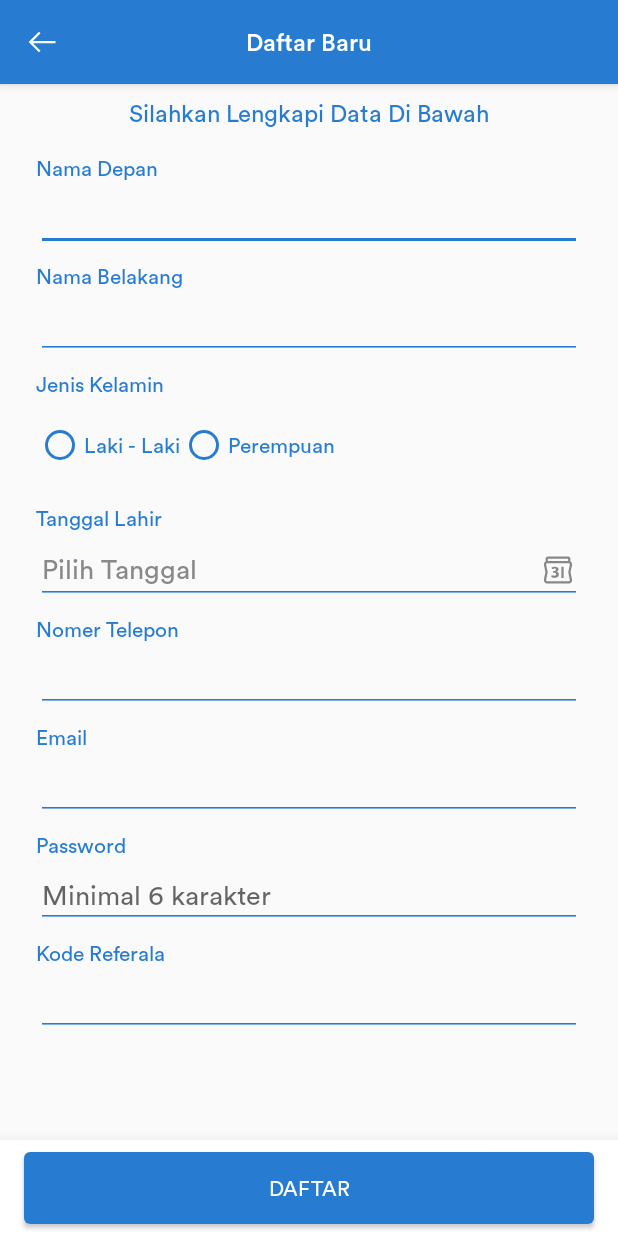
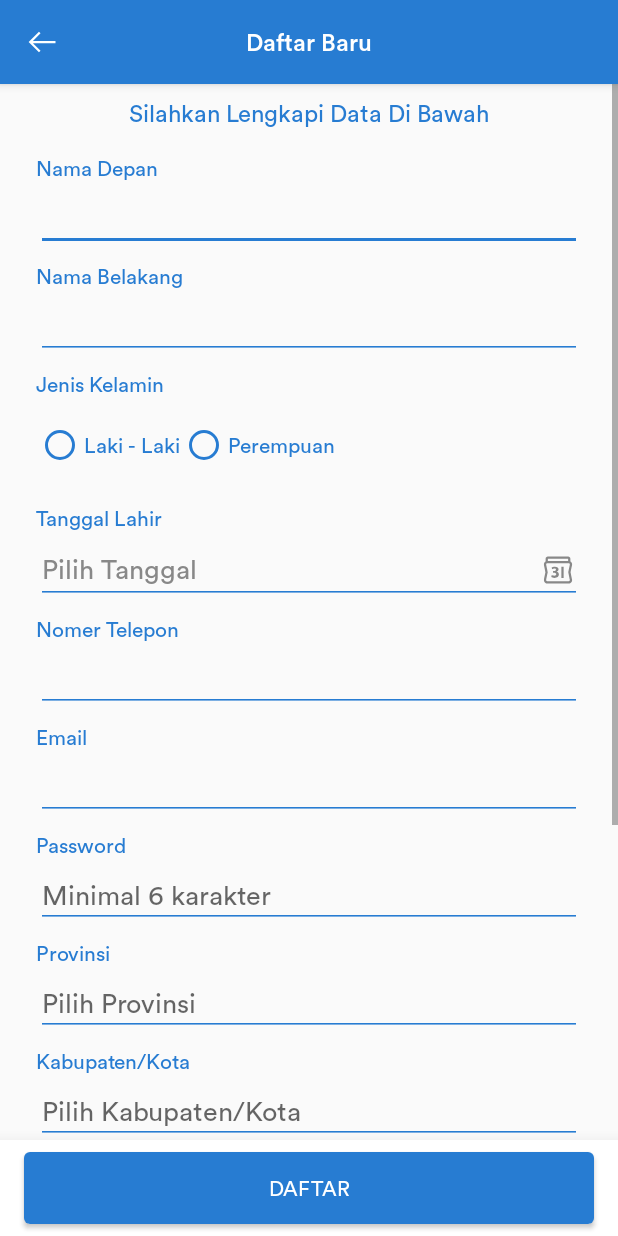
Before and after one commit to AdikNKL17/EDCGold, an Android app: the RegisterActivity screen opened directly, with no data from a screen before it, on a phone screen of 412 x 824 dp. Run offline under Robolectric (Android 15) with nearby library versions, the phone set to English and light mode, and no system bars; 1 statement that could not run was skipped.

Commit message:
add register

```diff
--- a/app/src/main/res/layout/activity_register.xml
+++ b/app/src/main/res/layout/activity_register.xml
@@ -237,12 +237,98 @@
                     android:orientation="vertical"
                     android:layout_marginTop="8dp"
                     android:layout_marginLeft="24dp"
+                    android:layout_marginRight="24dp">
+                    <TextView
+                        android:layout_width="match_parent"
+                        android:layout_height="wrap_content"
+                        android:text="Provinsi"
+                        android:textColor="@color/colorPrimary"/>
+
+                    <com.google.android.material.textfield.TextInputEditText
+                        android:layout_width="match_parent"
+                        android:layout_height="match_parent"
+                        android:layout_marginTop="4dp"
+                        android:backgroundTint="@color/colorPrimary"
+                        android:hint="Pilih Provinsi"/>
+                </LinearLayout>
+
+                <LinearLayout
+                    android:layout_width="match_parent"
+                    android:layout_height="wrap_content"
+                    android:orientation="vertical"
+                    android:layout_marginTop="8dp"
+                    android:layout_marginLeft="24dp"
+                    android:layout_marginRight="24dp">
+                    <TextView
+                        android:layout_width="match_parent"
+                        android:layout_height="wrap_content"
+                        android:text="Kabupaten/Kota"
+                        android:textColor="@color/colorPrimary"/>
+
+                    <com.google.android.material.textfield.TextInputEditText
+                        android:layout_width="match_parent"
+                        android:layout_height="match_parent"
+                        android:layout_marginTop="4dp"
+                        android:backgroundTint="@color/colorPrimary"
+                        android:hint="Pilih Kabupaten/Kota"/>
+                </LinearLayout>
+
+                <LinearLayout
+                    android:layout_width="match_parent"
+                    android:layout_height="wrap_content"
+                    android:orientation="vertical"
+                    android:layout_marginTop="8dp"
+                    android:layout_marginLeft="24dp"
+                    android:layout_marginRight="24dp">
+                    <TextView
+                        android:layout_width="match_parent"
+                        android:layout_height="wrap_content"
+                        android:text="Kode Pos"
+                        android:textColor="@color/colorPrimary"/>
+
+                    <com.google.android.material.textfield.TextInputEditText
+                        android:layout_width="match_parent"
+                        android:layout_height="match_parent"
+                        android:layout_marginTop="4dp"
+                        android:backgroundTint="@color/colorPrimary"
+                        android:hint="Pilih Kode Pos"/>
+                </LinearLayout>
+
+                <LinearLayout
+                    android:layout_width="match_parent"
+                    android:layout_height="wrap_content"
+                    android:orientation="vertical"
+                    android:layout_marginTop="8dp"
+                    android:layout_marginLeft="24dp"
+                    android:layout_marginRight="24dp">
+                    <TextView
+                        android:layout_width="match_parent"
+                        android:layout_height="wrap_content"
+                        android:text="Alamat Lengkap"
+                        android:textColor="@color/colorPrimary"/>
+
+                    <com.google.android.material.textfield.TextInputEditText
+                        android:layout_width="match_parent"
+                        android:layout_height="match_parent"
+                        android:layout_marginTop="4dp"
+                        android:backgroundTint="@color/colorPrimary"
+                        android:hint="Masukkan Alamat"
+                        android:gravity="top"
+                        android:minLines="4"/>
+                </LinearLayout>
+
+                <LinearLayout
+                    android:layout_width="match_parent"
+                    android:layout_height="wrap_content"
+                    android:orientation="vertical"
+                    android:layout_marginTop="8dp"
+                    android:layout_marginLeft="24dp"
                     android:layout_marginRight="24dp"
                     android:layout_marginBottom="16dp">
                     <TextView
                         android:layout_width="match_parent"
                         android:layout_height="wrap_content"
-                        android:text="Kode Referala"
+                        android:text="Kode Refferal"
                         android:textColor="@color/colorPrimary"/>
 
                     <com.google.android.material.textfield.TextInputEditText
```
